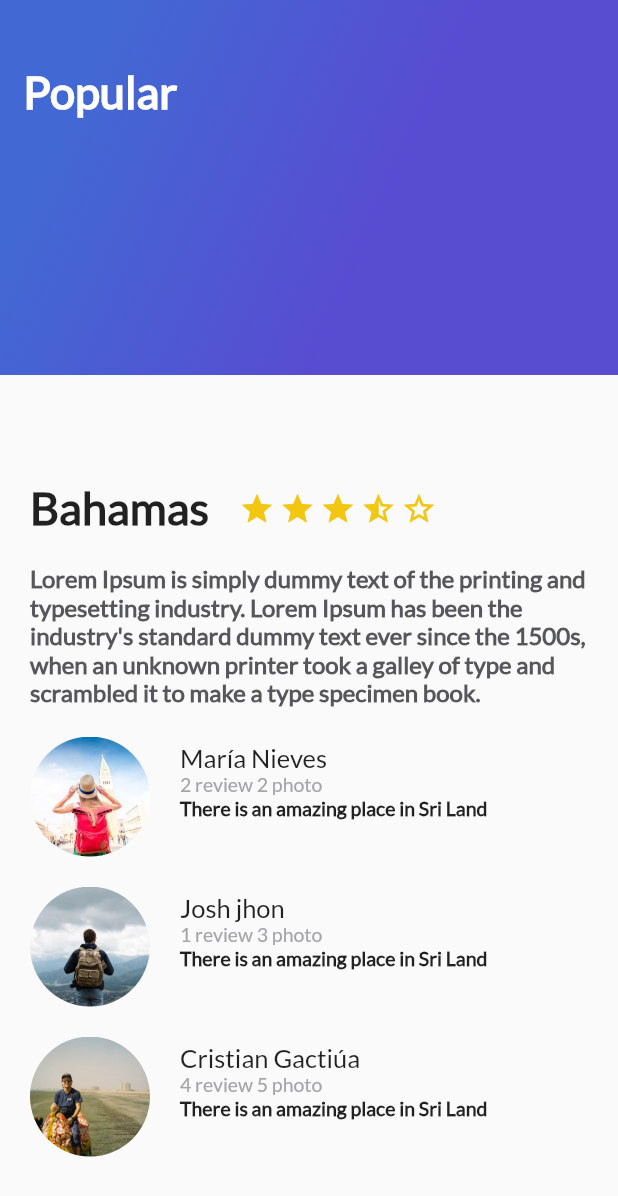
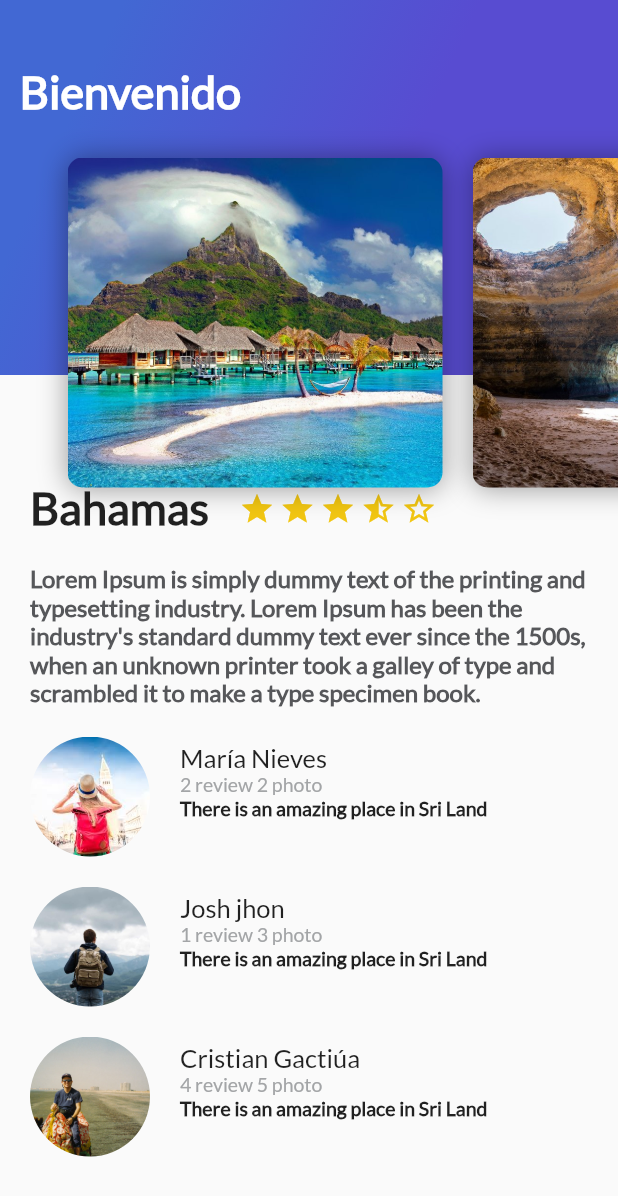
Before and after one commit to CriGacituaFlores/FlutterUIDesign, a Flutter app: the screen it shows after launch, on a phone screen of 412 x 824 dp. Shown: the top 1196 px of the screen. Run offline on Flutter 3.47's test engine with Material 2 defaults, Android fonts, the phone set to English and light mode, and no system bars.

Commit message:
card image list Class

```diff
--- /dev/null
+++ b/lib/card_image_list.dart
@@ -0,0 +1,22 @@
+import 'package:flutter/material.dart';
+import 'card_image.dart';
+
+  class CardImageList extends StatelessWidget {
+
+    @override
+    Widget build(BuildContext context) {
+      return Container(
+        height: 350.0,
+        child: ListView(
+          padding: EdgeInsets.all(25.0),
+          scrollDirection: Axis.horizontal,
+          children: <Widget>[
+            CardImage("assets/img/coast.jpg"),
+            CardImage("assets/img/cave.jpg"),
+            CardImage("assets/img/cascade.jpg"),
+            CardImage("assets/img/bridge.jpg"),
+          ]
+        )
+      );
+    }
+  }
--- /dev/null
+++ b/lib/header_appbar.dart
@@ -0,0 +1,16 @@
+import 'package:flutter/material.dart';
+import 'gradient_back.dart';
+import 'card_image_list.dart';
+
+class HeaderAppBar extends StatelessWidget {
+
+  @override
+  Widget build(BuildContext context) {
+    return Stack(
+      children: <Widget>[
+        GradientBack("Bienvenido"),
+        CardImageList(),
+      ],
+    );
+  }
+}
--- a/lib/main.dart
+++ b/lib/main.dart
@@ -2,6 +2,7 @@ import 'package:flutter/material.dart';
 import 'description_place.dart';
 import 'review_list.dart';
 import 'gradient_back.dart';
+import 'header_appbar.dart';
 
 void main() => runApp(MyApp());
 
@@ -39,7 +40,7 @@ class MyApp extends StatelessWidget {
                 ReviewList(),
               ],
             ),
-            GradientBack("Popular"),
+            HeaderAppBar(),
           ],
         )
       )//MyHomePage(title: 'Flutter Demo Home Page'),
```
